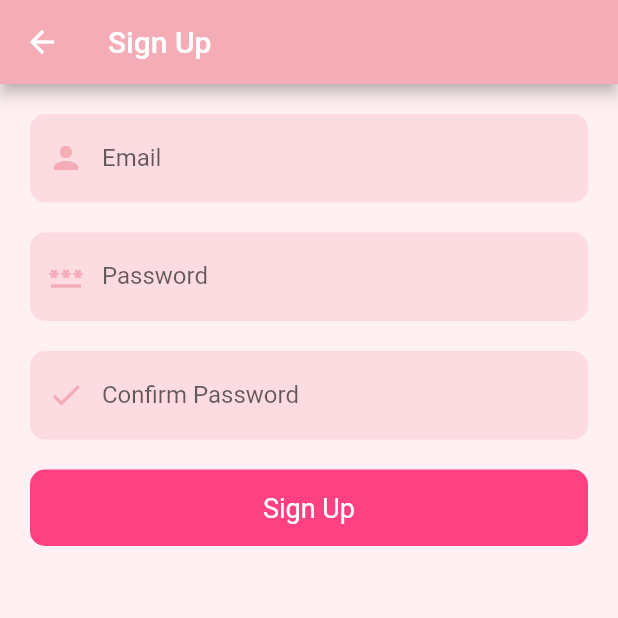
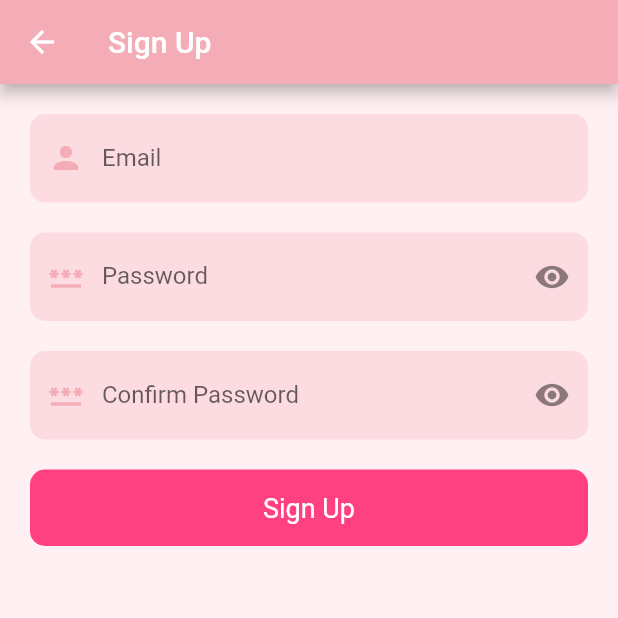
Before and after one commit to Pet3r1512/note_app, a Flutter app: the screen it shows after launch, after a tap on "Sign Up", on a phone screen of 412 x 824 dp, the top half of it. Run offline on Flutter 3.47's test engine with Material 2 defaults, Android fonts, the phone set to English and light mode, and no system bars; our stand-ins replace cloud_firestore, firebase_auth, firebase_core, google_fonts; missing offline and left inert: orm; accounts and stored records are empty; network calls fail.

Commit message:
add visible password

```diff
--- a/lib/auth/sign_in.dart
+++ b/lib/auth/sign_in.dart
@@ -1,5 +1,5 @@
+import 'package:flutter/material.dart';
 import 'package:firebase_auth/firebase_auth.dart';
-import 'package:flutter/material.dart';
 import 'package:notexpert_mongo/style/app_style.dart';
 import 'package:notexpert_mongo/screen/home.dart';
 import 'package:notexpert_mongo/widgets/reusable_widgets.dart';
@@ -15,6 +15,13 @@ class SignIn extends StatefulWidget {
 class _SignInState extends State<SignIn> {
   final emailController = TextEditingController();
   final passController = TextEditingController();
+  late bool isObscure;
+
+  @override
+  void initState() {
+    super.initState();
+    isObscure = true;
+  }
 
   @override
   Widget build(BuildContext context) {
@@ -26,7 +33,8 @@ class _SignInState extends State<SignIn> {
         ),
         backgroundColor: AppStyle.pink,
       ),
-      body: Container(
+      body: Form(
+        child: Container(
           width: MediaQuery.of(context).size.width,
           height: MediaQuery.of(context).size.height,
           child: Container(
@@ -34,12 +42,41 @@ class _SignInState extends State<SignIn> {
                 20, MediaQuery.of(context).size.height * 0.05, 20, 0),
             child: Column(
               children: <Widget>[
-              reusableTextField("Email", Icons.person, false, emailController),
+                reusableTextField(
+                    "Email", Icons.person, false, emailController),
                 const SizedBox(
                   height: 20,
                 ),
-              reusableTextField(
-                  "Password", Icons.password, true, passController),
+                TextFormField(
+                  controller: passController,
+                  obscureText: isObscure,
+                  cursorColor: Colors.red,
+                  style: TextStyle(color: Colors.black.withOpacity(0.9)),
+                  decoration: InputDecoration(
+                    prefixIcon: Icon(Icons.password, color: AppStyle.pink),
+                    suffixIcon: IconButton(
+                      icon: isObscure
+                          ? const Icon(Icons.visibility)
+                          : const Icon(Icons.visibility_off),
+                      onPressed: () {
+                        setState(() {
+                          isObscure = !isObscure;
+                        });
+                      },
+                    ),
+                    labelText: "Password",
+                    filled: true,
+                    floatingLabelBehavior: FloatingLabelBehavior.never,
+                    fillColor: AppStyle.pink.withOpacity(0.3),
+                    border: OutlineInputBorder(
+                        borderRadius: BorderRadius.circular(10.0),
+                        borderSide: const BorderSide(
+                            width: 0, style: BorderStyle.none)),
+                  ),
+                  keyboardType: isObscure
+                      ? TextInputType.visiblePassword
+                      : TextInputType.text,
+                ),
                 const SizedBox(
                   height: 30,
                 ),
@@ -78,6 +115,7 @@ class _SignInState extends State<SignIn> {
             ),
           ),
         ),
+      ),
     );
   }
 
--- a/lib/auth/sign_up.dart
+++ b/lib/auth/sign_up.dart
@@ -14,6 +14,13 @@ class _SignUpState extends State<SignUp> {
   final emailController = TextEditingController();
   final passController = TextEditingController();
   final confirmController = TextEditingController();
+  late bool isObscure;
+
+  @override
+  void initState() {
+    super.initState();
+    isObscure = true;
+  }
 
   @override
   Widget build(BuildContext context) {
@@ -23,19 +30,77 @@ class _SignUpState extends State<SignUp> {
         title: const Text("Sign Up"),
         backgroundColor: AppStyle.pink,
       ),
-      body: SingleChildScrollView(
+      body: Form(
+        child: SingleChildScrollView(
           padding: const EdgeInsets.all(20),
           child: Column(children: [
             reusableTextField("Email", Icons.person, false, emailController),
             const SizedBox(
               height: 20,
             ),
-          reusableTextField("Password", Icons.password, true, passController),
+            TextFormField(
+              controller: passController,
+              obscureText: isObscure,
+              cursorColor: Colors.red,
+              style: TextStyle(color: Colors.black.withOpacity(0.9)),
+              decoration: InputDecoration(
+                prefixIcon: Icon(Icons.password, color: AppStyle.pink),
+                suffixIcon: IconButton(
+                  icon: isObscure
+                      ? const Icon(Icons.visibility)
+                      : const Icon(Icons.visibility_off),
+                  onPressed: () {
+                    setState(() {
+                      isObscure = !isObscure;
+                    });
+                  },
+                ),
+                labelText: "Password",
+                filled: true,
+                floatingLabelBehavior: FloatingLabelBehavior.never,
+                fillColor: AppStyle.pink.withOpacity(0.3),
+                border: OutlineInputBorder(
+                    borderRadius: BorderRadius.circular(10.0),
+                    borderSide:
+                        const BorderSide(width: 0, style: BorderStyle.none)),
+              ),
+              keyboardType: isObscure
+                  ? TextInputType.visiblePassword
+                  : TextInputType.text,
+            ),
             const SizedBox(
               height: 20,
             ),
-          reusableTextField(
-              "Confirm Password", Icons.check, true, confirmController),
+            TextFormField(
+              controller: confirmController,
+              obscureText: isObscure,
+              cursorColor: Colors.red,
+              style: TextStyle(color: Colors.black.withOpacity(0.9)),
+              decoration: InputDecoration(
+                prefixIcon: Icon(Icons.password, color: AppStyle.pink),
+                suffixIcon: IconButton(
+                  icon: isObscure
+                      ? const Icon(Icons.visibility)
+                      : const Icon(Icons.visibility_off),
+                  onPressed: () {
+                    setState(() {
+                      isObscure = !isObscure;
+                    });
+                  },
+                ),
+                labelText: "Confirm Password",
+                filled: true,
+                floatingLabelBehavior: FloatingLabelBehavior.never,
+                fillColor: AppStyle.pink.withOpacity(0.3),
+                border: OutlineInputBorder(
+                    borderRadius: BorderRadius.circular(10.0),
+                    borderSide:
+                        const BorderSide(width: 0, style: BorderStyle.none)),
+              ),
+              keyboardType: isObscure
+                  ? TextInputType.visiblePassword
+                  : TextInputType.text,
+            ),
             const SizedBox(
               height: 20,
             ),
@@ -70,6 +135,7 @@ class _SignUpState extends State<SignUp> {
             ),
           ]),
         ),
+      ),
     );
   }
 }
--- a/lib/widgets/reusable_widgets.dart
+++ b/lib/widgets/reusable_widgets.dart
@@ -1,9 +1,9 @@
 import 'package:flutter/material.dart';
 import 'package:notexpert_mongo/style/app_style.dart';
 
-TextField reusableTextField(
+TextFormField reusableTextField(
     String text, IconData icon, bool isPass, TextEditingController controller) {
-  return TextField(
+  return TextFormField(
     controller: controller,
     obscureText: isPass,
     enableSuggestions: !isPass,
```
Lines whose indentation alone changed are shown as unchanged.
